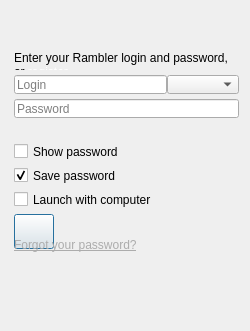
First picture: the form in src/plugins/optionsmanager/logindialog.ui, repository silvansky/Contacts, before the edit.
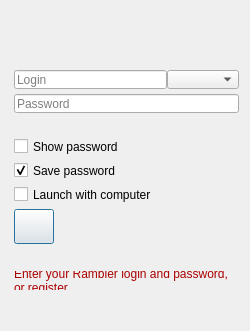
Second picture: the form after the edit.

The edit to the form file:
```diff
--- a/src/plugins/optionsmanager/logindialog.ui
+++ b/src/plugins/optionsmanager/logindialog.ui
@@ -125,12 +125,8 @@
           </disabled>
          </palette>
         </property>
-        <property name="text">
-         <string>&lt;!DOCTYPE HTML PUBLIC &quot;-//W3C//DTD HTML 4.0//EN&quot; &quot;http://www.w3.org/TR/REC-html40/strict.dtd&quot;&gt;
-&lt;html&gt;&lt;head&gt;&lt;meta name=&quot;qrichtext&quot; content=&quot;1&quot; /&gt;&lt;style type=&quot;text/css&quot;&gt;
-p, li { white-space: pre-wrap; }
-&lt;/style&gt;&lt;/head&gt;&lt;body style=&quot; font-family:'MS Shell Dlg 2'; font-size:8.25pt; font-weight:400; font-style:normal;&quot;&gt;
-&lt;p style=&quot; margin-top:0px; margin-bottom:0px; margin-left:0px; margin-right:0px; -qt-block-indent:0; text-indent:0px;&quot;&gt;&lt;span style=&quot; font-size:9pt;&quot;&gt;Enter your Rambler login and password, or &lt;/span&gt;&lt;a href=&quot;http://id.rambler.ru/script/newuser.cgi&quot;&gt;&lt;span style=&quot; font-size:9pt; text-decoration: underline; color:#ffffff;&quot;&gt;register&lt;/span&gt;&lt;/a&gt;&lt;/p&gt;&lt;/body&gt;&lt;/html&gt;</string>
+        <property name="textFormat">
+         <enum>Qt::RichText</enum>
         </property>
         <property name="wordWrap">
          <bool>true</bool>
@@ -294,12 +290,13 @@
       </item>
       <item>
        <widget class="QLabel" name="lblForgotPassword">
-        <property name="text">
-         <string>&lt;!DOCTYPE HTML PUBLIC &quot;-//W3C//DTD HTML 4.0//EN&quot; &quot;http://www.w3.org/TR/REC-html40/strict.dtd&quot;&gt;
-&lt;html&gt;&lt;head&gt;&lt;meta name=&quot;qrichtext&quot; content=&quot;1&quot; /&gt;&lt;style type=&quot;text/css&quot;&gt;
-p, li { white-space: pre-wrap; }
-&lt;/style&gt;&lt;/head&gt;&lt;body style=&quot; font-family:'MS Shell Dlg 2'; font-size:8.25pt; font-weight:400; font-style:normal;&quot;&gt;
-&lt;p style=&quot; margin-top:0px; margin-bottom:0px; margin-left:0px; margin-right:0px; -qt-block-indent:0; text-indent:0px;&quot;&gt;&lt;a href=&quot;http://id.rambler.ru/script/reminder.cgi&quot;&gt;&lt;span style=&quot; font-size:9pt; text-decoration: underline; color:#acacac;&quot;&gt;Forgot your password?&lt;/span&gt;&lt;/a&gt;&lt;/p&gt;&lt;/body&gt;&lt;/html&gt;</string>
+        <property name="font">
+         <font>
+          <underline>true</underline>
+         </font>
+        </property>
+        <property name="textFormat">
+         <enum>Qt::RichText</enum>
         </property>
        </widget>
       </item>
@@ -389,6 +386,9 @@
           </disabled>
          </palette>
         </property>
+        <property name="text">
+         <string>Enter your Rambler login and password, or register</string>
+        </property>
         <property name="alignment">
          <set>Qt::AlignLeading|Qt::AlignLeft|Qt::AlignVCenter</set>
         </property>
```
